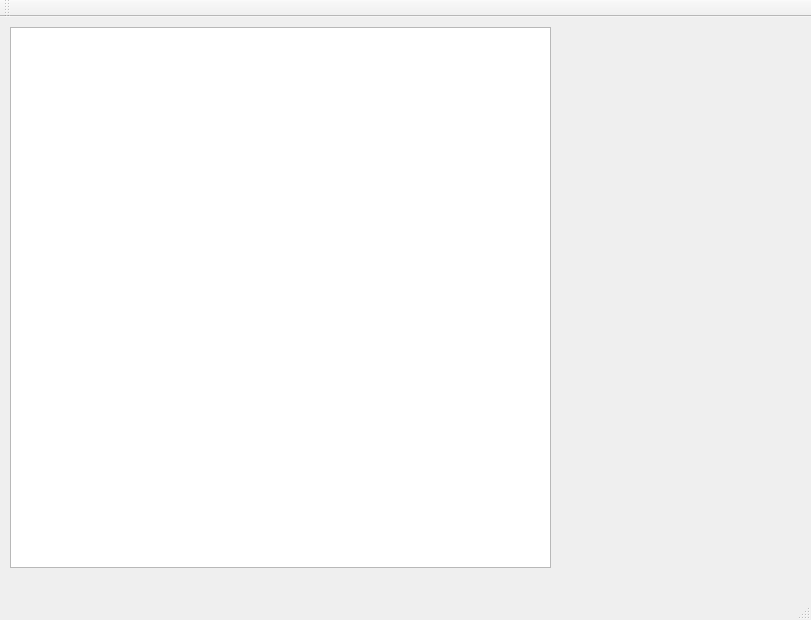
Above: Cheakers GUI/mainviewcontroller.ui from molayab/checkers before the change. Below: the same form after it.
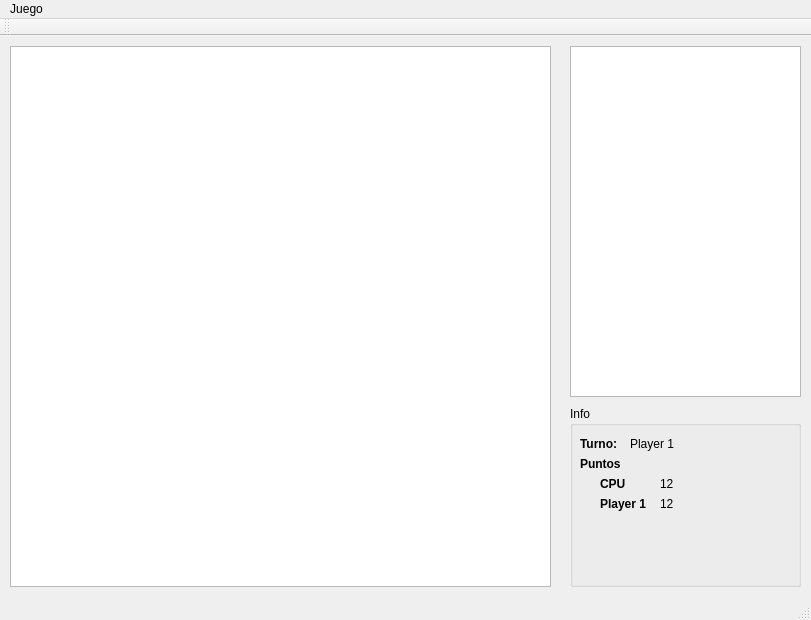
That is the form after the change.

The edit to the form file:
```diff
--- a/Cheakers GUI/mainviewcontroller.ui
+++ b/Cheakers GUI/mainviewcontroller.ui
@@ -36,6 +36,144 @@
      </rect>
     </property>
    </widget>
+   <widget class="QTableView" name="history">
+    <property name="geometry">
+     <rect>
+      <x>570</x>
+      <y>10</y>
+      <width>231</width>
+      <height>351</height>
+     </rect>
+    </property>
+   </widget>
+   <widget class="QGroupBox" name="groupBox">
+    <property name="geometry">
+     <rect>
+      <x>570</x>
+      <y>370</y>
+      <width>231</width>
+      <height>181</height>
+     </rect>
+    </property>
+    <property name="title">
+     <string>Info</string>
+    </property>
+    <widget class="QLabel" name="label">
+     <property name="geometry">
+      <rect>
+       <x>10</x>
+       <y>30</y>
+       <width>62</width>
+       <height>16</height>
+      </rect>
+     </property>
+     <property name="font">
+      <font>
+       <weight>75</weight>
+       <bold>true</bold>
+      </font>
+     </property>
+     <property name="text">
+      <string>Turno:</string>
+     </property>
+    </widget>
+    <widget class="QLabel" name="label_2">
+     <property name="geometry">
+      <rect>
+       <x>10</x>
+       <y>50</y>
+       <width>62</width>
+       <height>16</height>
+      </rect>
+     </property>
+     <property name="font">
+      <font>
+       <weight>75</weight>
+       <bold>true</bold>
+      </font>
+     </property>
+     <property name="text">
+      <string>Puntos</string>
+     </property>
+    </widget>
+    <widget class="QLabel" name="label_3">
+     <property name="geometry">
+      <rect>
+       <x>30</x>
+       <y>70</y>
+       <width>62</width>
+       <height>16</height>
+      </rect>
+     </property>
+     <property name="font">
+      <font>
+       <weight>75</weight>
+       <bold>true</bold>
+      </font>
+     </property>
+     <property name="text">
+      <string>CPU</string>
+     </property>
+    </widget>
+    <widget class="QLabel" name="label_4">
+     <property name="geometry">
+      <rect>
+       <x>30</x>
+       <y>90</y>
+       <width>62</width>
+       <height>16</height>
+      </rect>
+     </property>
+     <property name="font">
+      <font>
+       <weight>75</weight>
+       <bold>true</bold>
+      </font>
+     </property>
+     <property name="text">
+      <string>Player 1</string>
+     </property>
+    </widget>
+    <widget class="QLabel" name="turn_info">
+     <property name="geometry">
+      <rect>
+       <x>60</x>
+       <y>30</y>
+       <width>161</width>
+       <height>16</height>
+      </rect>
+     </property>
+     <property name="text">
+      <string>Player 1</string>
+     </property>
+    </widget>
+    <widget class="QLabel" name="score_black">
+     <property name="geometry">
+      <rect>
+       <x>90</x>
+       <y>70</y>
+       <width>161</width>
+       <height>16</height>
+      </rect>
+     </property>
+     <property name="text">
+      <string>12</string>
+     </property>
+    </widget>
+    <widget class="QLabel" name="score_white">
+     <property name="geometry">
+      <rect>
+       <x>90</x>
+       <y>90</y>
+       <width>161</width>
+       <height>16</height>
+      </rect>
+     </property>
+     <property name="text">
+      <string>12</string>
+     </property>
+    </widget>
+   </widget>
   </widget>
   <widget class="QMenuBar" name="menuBar">
    <property name="geometry">
@@ -46,6 +184,15 @@
      <height>22</height>
     </rect>
    </property>
+   <widget class="QMenu" name="menuJuego">
+    <property name="title">
+     <string>Juego</string>
+    </property>
+    <addaction name="actionNew"/>
+    <addaction name="separator"/>
+    <addaction name="actionSalir"/>
+   </widget>
+   <addaction name="menuJuego"/>
   </widget>
   <widget class="QToolBar" name="mainToolBar">
    <attribute name="toolBarArea">
```
Left out of the diff: 10 changed lines with no effect on the pictures.
